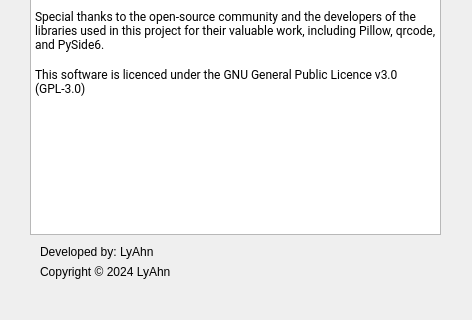
The window that about.ui (LyAhn/ImageNexus) describes before a commit, drawn with Qt 5; both pictures show x 0 to 472 and y 196 to 516 of the 472 by 516 pixel window.
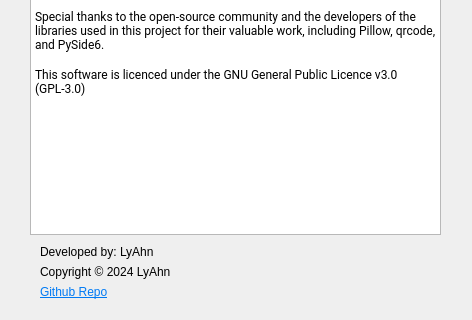
The same window after the commit. Icons and pictures are not drawn.

Commit message:
About information & QR File Formats
- Adds a link to repo in aboutDialog
- Adds JPG, BMP, TIFF & WEBP to QR Generator
- Removes SVG until functionality works to a higher standard

Patch:
```diff
--- a/about.ui
+++ b/about.ui
@@ -164,6 +164,19 @@
     <set>Qt::LinksAccessibleByMouse</set>
    </property>
   </widget>
+  <widget class="QLabel" name="ghLink">
+   <property name="geometry">
+    <rect>
+     <x>40</x>
+     <y>480</y>
+     <width>111</width>
+     <height>16</height>
+    </rect>
+   </property>
+   <property name="text">
+    <string>&lt;html&gt;&lt;head/&gt;&lt;body&gt;&lt;p&gt;&lt;a href=&quot;http://github.com/LyAhn/ImageNexus&quot;&gt;&lt;span style=&quot; text-decoration: underline; color:#007af4;&quot;&gt;Github Repo&lt;/span&gt;&lt;/a&gt;&lt;/p&gt;&lt;/body&gt;&lt;/html&gt;</string>
+   </property>
+  </widget>
  </widget>
  <resources>
   <include location="resources.qrc"/>
```
The commit also changes 6 other files.
